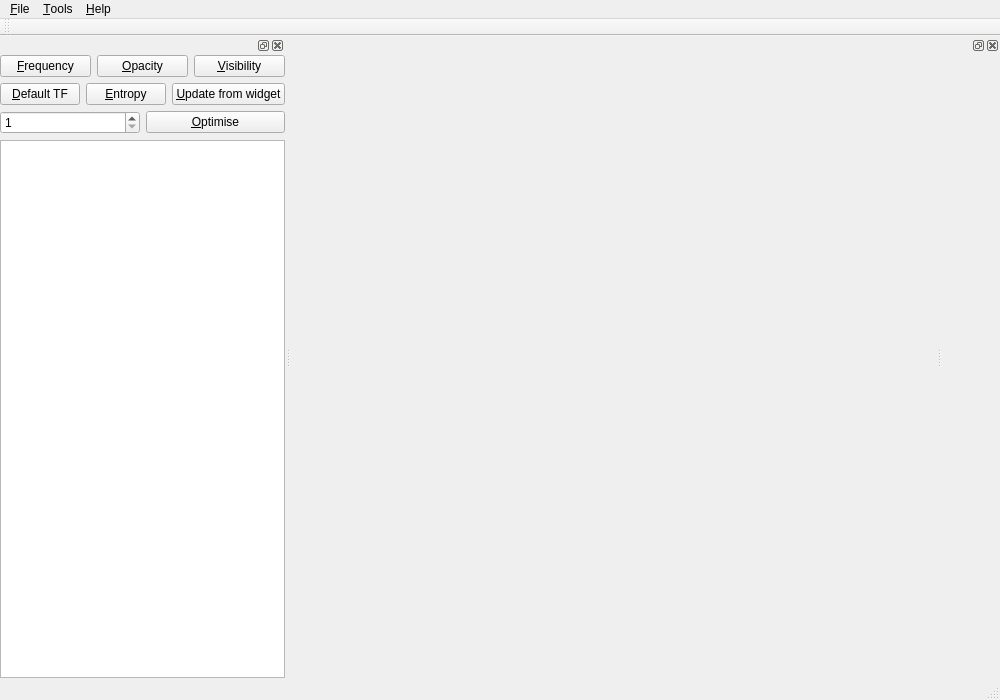
Above: VolumeRenderer/mainwindow.ui from luosz/volume-visualiser before the change. Below: the same form after it.
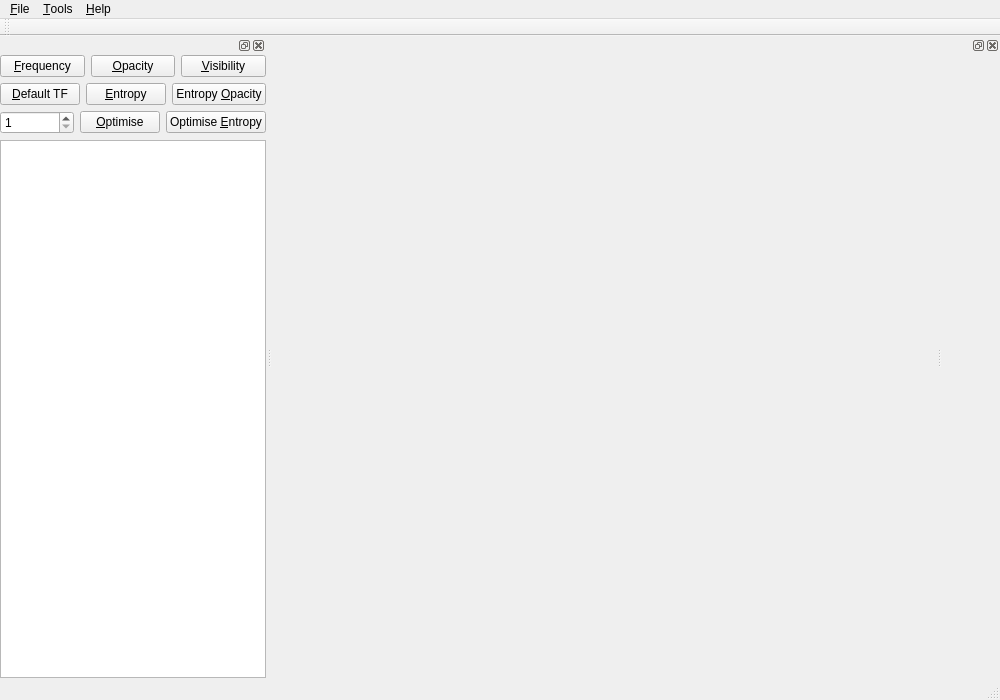
That is the form after the change.

Commit message: add: optimise transfer function with entropy

Diff of the .ui file:
```diff
--- a/VolumeRenderer/mainwindow.ui
+++ b/VolumeRenderer/mainwindow.ui
@@ -184,7 +184,7 @@
            <item>
             <widget class="QPushButton" name="updateButton">
              <property name="text">
-              <string>&amp;Update from widget</string>
+              <string>Entropy &amp;Opacity</string>
              </property>
             </widget>
            </item>
@@ -212,6 +212,13 @@
              </property>
             </widget>
            </item>
+           <item>
+            <widget class="QPushButton" name="optimiseEntropyButton">
+             <property name="text">
+              <string>Optimise &amp;Entropy</string>
+             </property>
+            </widget>
+           </item>
           </layout>
          </item>
         </layout>
```
Left out of the diff: 8 changed lines with no effect on the pictures. The commit also changes 2 other files.
